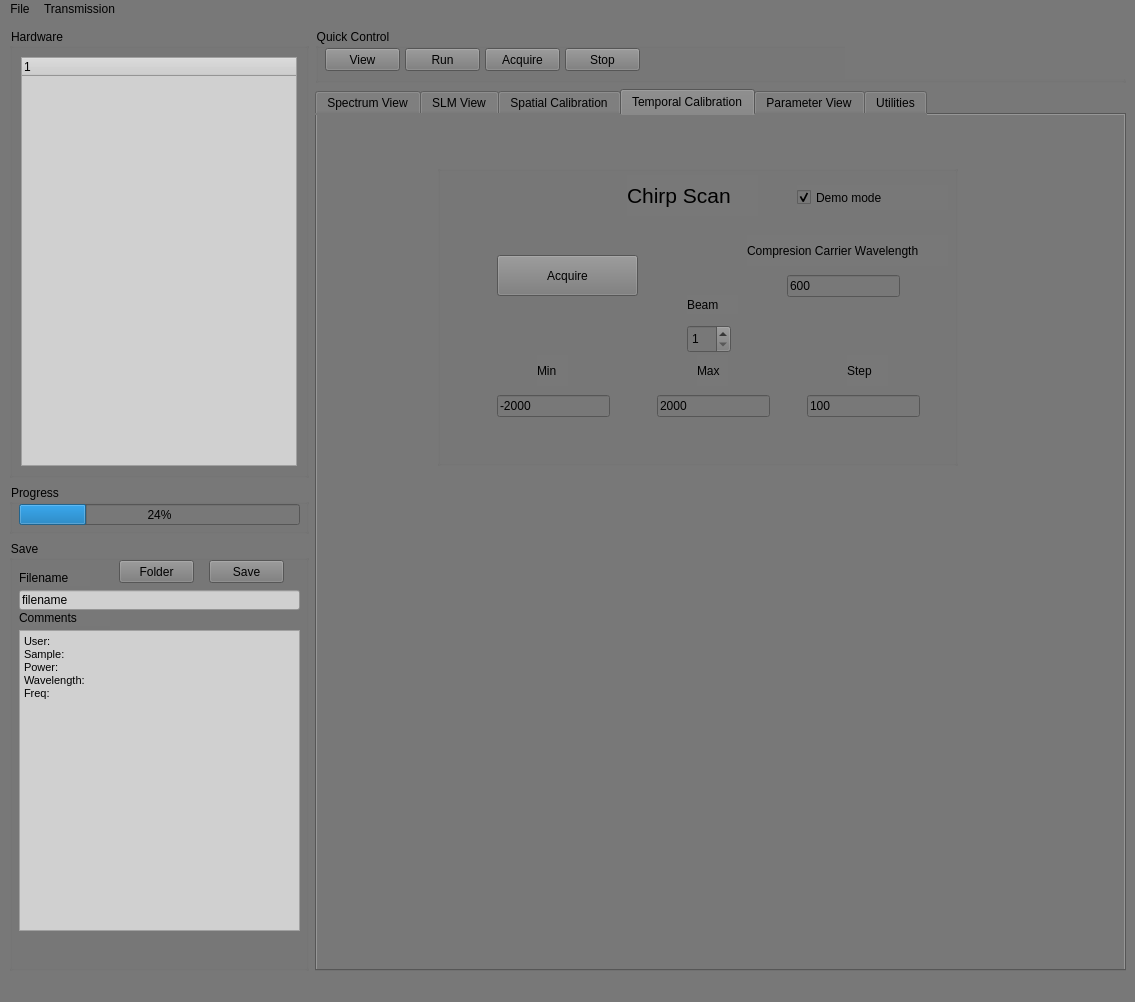
Above: src/GUI/main_GUI.ui from SilvaScience/colberto before the change. Below: the same form after it.
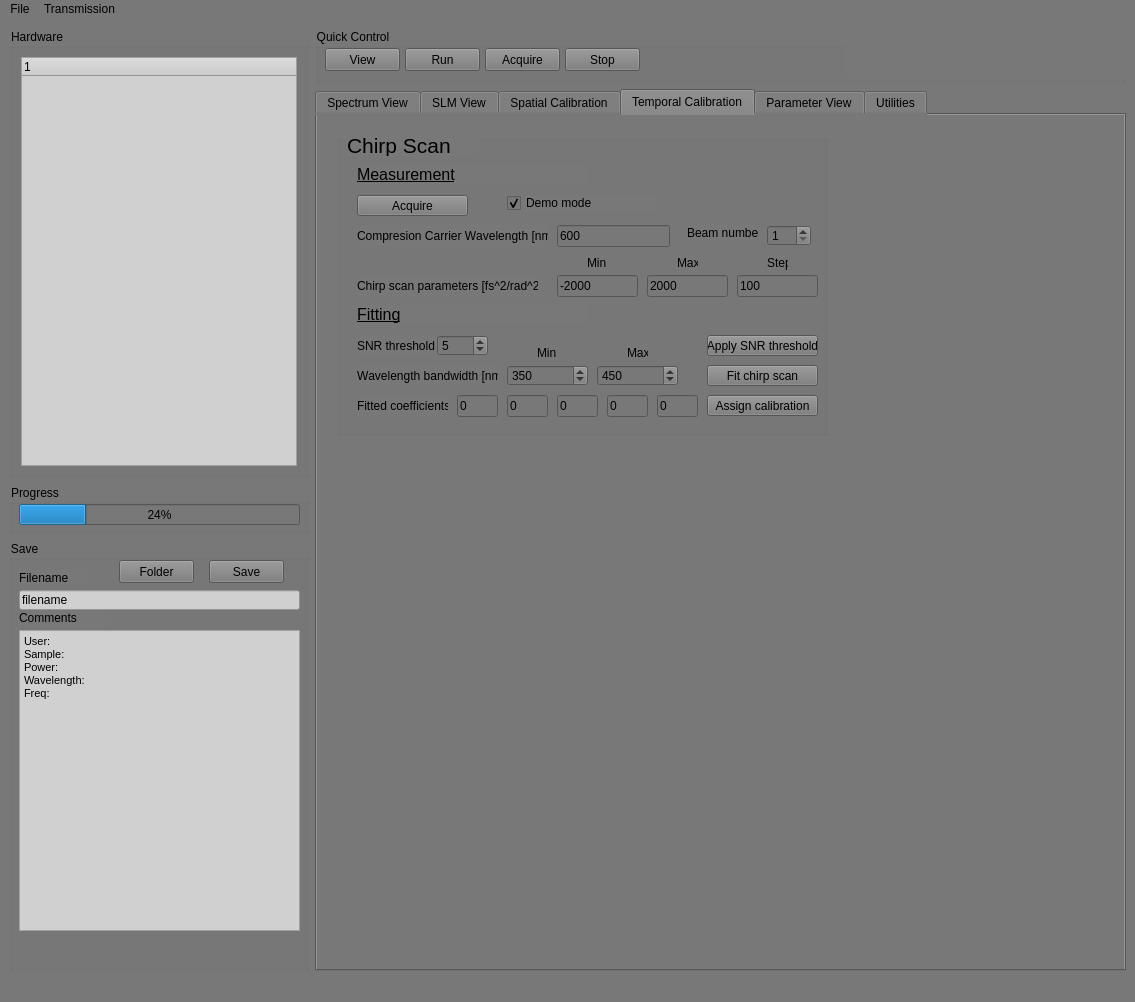
That is the form after the change. The open tabs and pages were chosen to show the change. Custom widgets are drawn as their Qt base class.

Commit message: Added the chirp fit

Patch:
```diff
--- a/src/GUI/main_GUI.ui
+++ b/src/GUI/main_GUI.ui
@@ -917,19 +917,19 @@
           </property>
           <property name="geometry">
            <rect>
-            <x>200</x>
-            <y>390</y>
-            <width>371</width>
-            <height>281</height>
+            <x>520</x>
+            <y>20</y>
+            <width>261</width>
+            <height>301</height>
            </rect>
           </property>
          </widget>
          <widget class="QGroupBox" name="Chirp_scan_groupbox">
           <property name="geometry">
            <rect>
-            <x>120</x>
-            <y>50</y>
-            <width>521</width>
+            <x>20</x>
+            <y>20</y>
+            <width>491</width>
             <height>301</height>
            </rect>
           </property>
@@ -953,10 +953,10 @@
           <widget class="QLabel" name="label_vertical_calibration_box_3">
            <property name="geometry">
             <rect>
-             <x>190</x>
-             <y>10</y>
+             <x>10</x>
+             <y>0</y>
              <width>131</width>
-             <height>41</height>
+             <height>21</height>
             </rect>
            </property>
            <property name="font">
@@ -971,8 +971,8 @@
           <widget class="QLineEdit" name="Compression_carrier_wavelength">
            <property name="geometry">
             <rect>
-             <x>350</x>
-             <y>110</y>
+             <x>220</x>
+             <y>90</y>
              <width>113</width>
              <height>22</height>
             </rect>
@@ -984,22 +984,22 @@
           <widget class="QLabel" name="grating_period_label_8">
            <property name="geometry">
             <rect>
-             <x>310</x>
-             <y>70</y>
-             <width>201</width>
-             <height>31</height>
+             <x>20</x>
+             <y>90</y>
+             <width>191</width>
+             <height>21</height>
             </rect>
            </property>
            <property name="text">
-            <string>Compresion Carrier Wavelength</string>
+            <string>Compresion Carrier Wavelength [nm]:</string>
            </property>
           </widget>
           <widget class="QLineEdit" name="Chirp_min">
            <property name="geometry">
             <rect>
-             <x>60</x>
-             <y>230</y>
-             <width>113</width>
+             <x>220</x>
+             <y>140</y>
+             <width>81</width>
              <height>22</height>
             </rect>
            </property>
@@ -1010,9 +1010,9 @@
           <widget class="QLineEdit" name="Chirp_max">
            <property name="geometry">
             <rect>
-             <x>220</x>
-             <y>230</y>
-             <width>113</width>
+             <x>310</x>
+             <y>140</y>
+             <width>81</width>
              <height>22</height>
             </rect>
            </property>
@@ -1023,10 +1023,10 @@
           <widget class="QLabel" name="grating_period_label_9">
            <property name="geometry">
             <rect>
-             <x>410</x>
-             <y>190</y>
-             <width>41</width>
-             <height>31</height>
+             <x>430</x>
+             <y>120</y>
+             <width>21</width>
+             <height>16</height>
             </rect>
            </property>
            <property name="text">
@@ -1036,10 +1036,10 @@
           <widget class="QLabel" name="grating_period_label_10">
            <property name="geometry">
             <rect>
-             <x>260</x>
-             <y>190</y>
-             <width>31</width>
-             <height>31</height>
+             <x>340</x>
+             <y>120</y>
+             <width>21</width>
+             <height>16</height>
             </rect>
            </property>
            <property name="text">
@@ -1049,10 +1049,10 @@
           <widget class="QLabel" name="grating_period_label_11">
            <property name="geometry">
             <rect>
-             <x>100</x>
-             <y>190</y>
-             <width>31</width>
-             <height>31</height>
+             <x>250</x>
+             <y>120</y>
+             <width>21</width>
+             <height>16</height>
             </rect>
            </property>
            <property name="text">
@@ -1062,9 +1062,9 @@
           <widget class="QLineEdit" name="Chirp_step">
            <property name="geometry">
             <rect>
-             <x>370</x>
-             <y>230</y>
-             <width>113</width>
+             <x>400</x>
+             <y>140</y>
+             <width>81</width>
              <height>22</height>
             </rect>
            </property>
@@ -1075,10 +1075,10 @@
           <widget class="QPushButton" name="Acquire_data_temp_calibration">
            <property name="geometry">
             <rect>
-             <x>60</x>
-             <y>90</y>
-             <width>141</width>
-             <height>41</height>
+             <x>20</x>
+             <y>60</y>
+             <width>111</width>
+             <height>21</height>
             </rect>
            </property>
            <property name="text">
@@ -1088,23 +1088,23 @@
           <widget class="QLabel" name="grating_period_label_12">
            <property name="geometry">
             <rect>
-             <x>250</x>
-             <y>130</y>
-             <width>51</width>
-             <height>19</height>
+             <x>350</x>
+             <y>90</y>
+             <width>71</width>
+             <height>16</height>
             </rect>
            </property>
            <property name="text">
-            <string>Beam</string>
+            <string>Beam number:</string>
            </property>
           </widget>
           <widget class="QSpinBox" name="Beam_spin_box">
            <property name="geometry">
             <rect>
-             <x>250</x>
-             <y>160</y>
+             <x>430</x>
+             <y>90</y>
              <width>44</width>
-             <height>28</height>
+             <height>21</height>
             </rect>
            </property>
            <property name="minimum">
@@ -1120,10 +1120,10 @@
           <widget class="QCheckBox" name="Chirp_calib_demo_mode_checkbox">
            <property name="geometry">
             <rect>
-             <x>360</x>
-             <y>20</y>
+             <x>170</x>
+             <y>60</y>
              <width>151</width>
-             <height>25</height>
+             <height>16</height>
             </rect>
            </property>
            <property name="text">
@@ -1133,6 +1133,338 @@
             <bool>true</bool>
            </property>
           </widget>
+          <widget class="QPushButton" name="fit_temporal_calibration_button">
+           <property name="geometry">
+            <rect>
+             <x>370</x>
+             <y>230</y>
+             <width>111</width>
+             <height>21</height>
+            </rect>
+           </property>
+           <property name="text">
+            <string>Fit chirp scan</string>
+           </property>
+          </widget>
+          <widget class="QPushButton" name="assign_temporal_calibration_button">
+           <property name="geometry">
+            <rect>
+             <x>370</x>
+             <y>260</y>
+             <width>111</width>
+             <height>21</height>
+            </rect>
+           </property>
+           <property name="text">
+            <string>Assign calibration</string>
+           </property>
+          </widget>
+          <widget class="QLabel" name="grating_period_label_13">
+           <property name="geometry">
+            <rect>
+             <x>20</x>
+             <y>140</y>
+             <width>181</width>
+             <height>21</height>
+            </rect>
+           </property>
+           <property name="text">
+            <string>Chirp scan parameters [fs^2/rad^2] :</string>
+           </property>
+          </widget>
+          <widget class="QLabel" name="SNR_threshold">
+           <property name="geometry">
+            <rect>
+             <x>20</x>
+             <y>200</y>
+             <width>81</width>
+             <height>21</height>
+            </rect>
+           </property>
+           <property name="text">
+            <string>SNR threshold :</string>
+           </property>
+          </widget>
+          <widget class="QLabel" name="label_temporal_calibration_box_measurement">
+           <property name="geometry">
+            <rect>
+             <x>20</x>
+             <y>30</y>
+             <width>231</width>
+             <height>19</height>
+            </rect>
+           </property>
+           <property name="font">
+            <font>
+             <pointsize>12</pointsize>
+             <weight>50</weight>
+             <bold>false</bold>
+             <underline>true</underline>
+            </font>
+           </property>
+           <property name="text">
+            <string>Measurement</string>
+           </property>
+          </widget>
+          <widget class="QLabel" name="label_temporal_calibration_box_fitting">
+           <property name="geometry">
+            <rect>
+             <x>20</x>
+             <y>170</y>
+             <width>231</width>
+             <height>19</height>
+            </rect>
+           </property>
+           <property name="font">
+            <font>
+             <pointsize>12</pointsize>
+             <underline>true</underline>
+            </font>
+           </property>
+           <property name="text">
+            <string>Fitting</string>
+           </property>
+          </widget>
+          <widget class="QLabel" name="SNR_threshold_2">
+           <property name="geometry">
+            <rect>
+             <x>20</x>
+             <y>230</y>
+             <width>141</width>
+             <height>21</height>
+            </rect>
+           </property>
+           <property name="text">
+            <string>Wavelength bandwidth [nm]:</string>
+           </property>
+          </widget>
+          <widget class="QPushButton" name="SNR_temporal_calibration_button">
+           <property name="geometry">
+            <rect>
+             <x>370</x>
+             <y>200</y>
+             <width>111</width>
+             <height>21</height>
+            </rect>
+           </property>
+           <property name="text">
+            <string>Apply SNR threshold</string>
+           </property>
+          </widget>
+          <widget class="QLabel" name="grating_period_label_14">
+           <property name="geometry">
+            <rect>
+             <x>200</x>
+             <y>210</y>
+             <width>21</width>
+             <height>16</height>
+            </rect>
+           </property>
+           <property name="text">
+            <string>Min</string>
+           </property>
+          </widget>
+          <widget class="QLabel" name="grating_period_label_15">
+           <property name="geometry">
+            <rect>
+             <x>290</x>
+             <y>210</y>
+             <width>21</width>
+             <height>16</height>
+            </rect>
+           </property>
+           <property name="text">
+            <string>Max</string>
+           </property>
+          </widget>
+          <widget class="QLabel" name="Fitted_coefficients">
+           <property name="geometry">
+            <rect>
+             <x>20</x>
+             <y>260</y>
+             <width>91</width>
+             <height>21</height>
+            </rect>
+           </property>
+           <property name="text">
+            <string>Fitted coefficients:</string>
+           </property>
+          </widget>
+          <widget class="QLineEdit" name="Coefficient1">
+           <property name="geometry">
+            <rect>
+             <x>120</x>
+             <y>260</y>
+             <width>41</width>
+             <height>22</height>
+            </rect>
+           </property>
+           <property name="text">
+            <string>0</string>
+           </property>
+           <property name="readOnly">
+            <bool>true</bool>
+           </property>
+          </widget>
+          <widget class="QLineEdit" name="Coefficient2">
+           <property name="geometry">
+            <rect>
+             <x>170</x>
+             <y>260</y>
+             <width>41</width>
+             <height>22</height>
+            </rect>
+           </property>
+           <property name="text">
+            <string>0</string>
+           </property>
+           <property name="readOnly">
+            <bool>true</bool>
+           </property>
+          </widget>
+          <widget class="QLineEdit" name="Coefficient3">
+           <property name="geometry">
+            <rect>
+             <x>220</x>
+             <y>260</y>
+             <width>41</width>
+             <height>22</height>
+            </rect>
+           </property>
+           <property name="text">
+            <string>0</string>
+           </property>
+           <property name="readOnly">
+            <bool>true</bool>
+           </property>
+          </widget>
+          <widget class="QLineEdit" name="Coefficient4">
+           <property name="geometry">
+            <rect>
+             <x>270</x>
+             <y>260</y>
+             <width>41</width>
+             <height>22</height>
+            </rect>
+           </property>
+           <property name="text">
+            <string>0</string>
+           </property>
+           <property name="readOnly">
+            <bool>true</bool>
+           </property>
+          </widget>
+          <widget class="QLineEdit" name="Coefficient5">
+           <property name="geometry">
+            <rect>
+             <x>320</x>
+             <y>260</y>
+             <width>41</width>
+             <height>22</height>
+            </rect>
+           </property>
+           <property name="text">
+            <string>0</string>
+           </property>
+           <property name="readOnly">
+            <bool>true</bool>
+           </property>
+          </widget>
+          <widget class="QSpinBox" name="Wavelength_minimum_value">
+           <property name="geometry">
+            <rect>
+             <x>170</x>
+             <y>230</y>
+             <width>81</width>
+             <height>21</height>
+            </rect>
+           </property>
+           <property name="inputMethodHints">
+            <set>Qt::ImhDigitsOnly|Qt::ImhFormattedNumbersOnly</set>
+           </property>
+           <property name="minimum">
+            <number>1</number>
+           </property>
+           <property name="maximum">
+            <number>3000</number>
+           </property>
+           <property name="value">
+            <number>350</number>
+           </property>
+          </widget>
+          <widget class="QSpinBox" name="Wavelength_maximum_value">
+           <property name="geometry">
+            <rect>
+             <x>260</x>
+             <y>230</y>
+             <width>81</width>
+             <height>21</height>
+            </rect>
+           </property>
+           <property name="inputMethodHints">
+            <set>Qt::ImhDigitsOnly|Qt::ImhFormattedNumbersOnly</set>
+           </property>
+           <property name="minimum">
+            <number>1</number>
+           </property>
+           <property name="maximum">
+            <number>3000</number>
+           </property>
+           <property name="value">
+            <number>450</number>
+           </property>
+          </widget>
+          <widget class="QSpinBox" name="SNR_threshold_value">
+           <property name="geometry">
+            <rect>
+             <x>100</x>
+             <y>200</y>
+             <width>51</width>
+             <height>21</height>
+            </rect>
+           </property>
+           <property name="inputMethodHints">
+            <set>Qt::ImhDigitsOnly|Qt::ImhFormattedNumbersOnly</set>
+           </property>
+           <property name="minimum">
+            <number>1</number>
+           </property>
+           <property name="maximum">
+            <number>3000</number>
+           </property>
+           <property name="value">
+            <number>5</number>
+           </property>
+           <property name="displayIntegerBase">
+            <number>10</number>
+           </property>
+          </widget>
+         </widget>
+         <widget class="GraphicsLayoutWidget" name="Chirp_selection" native="true">
+          <property name="enabled">
+           <bool>true</bool>
+          </property>
+          <property name="geometry">
+           <rect>
+            <x>20</x>
+            <y>340</y>
+            <width>371</width>
+            <height>371</height>
+           </rect>
+          </property>
+         </widget>
+         <widget class="PlotWidget" name="Chirp_fit" native="true">
+          <property name="enabled">
+           <bool>true</bool>
+          </property>
+          <property name="geometry">
+           <rect>
+            <x>410</x>
+            <y>340</y>
+            <width>371</width>
+            <height>371</height>
+           </rect>
+          </property>
          </widget>
         </widget>
         <widget class="QWidget" name="parameter_tab">
```
Left out of the diff: 4 changed lines with no effect on the pictures. The commit also changes 7 other files.
